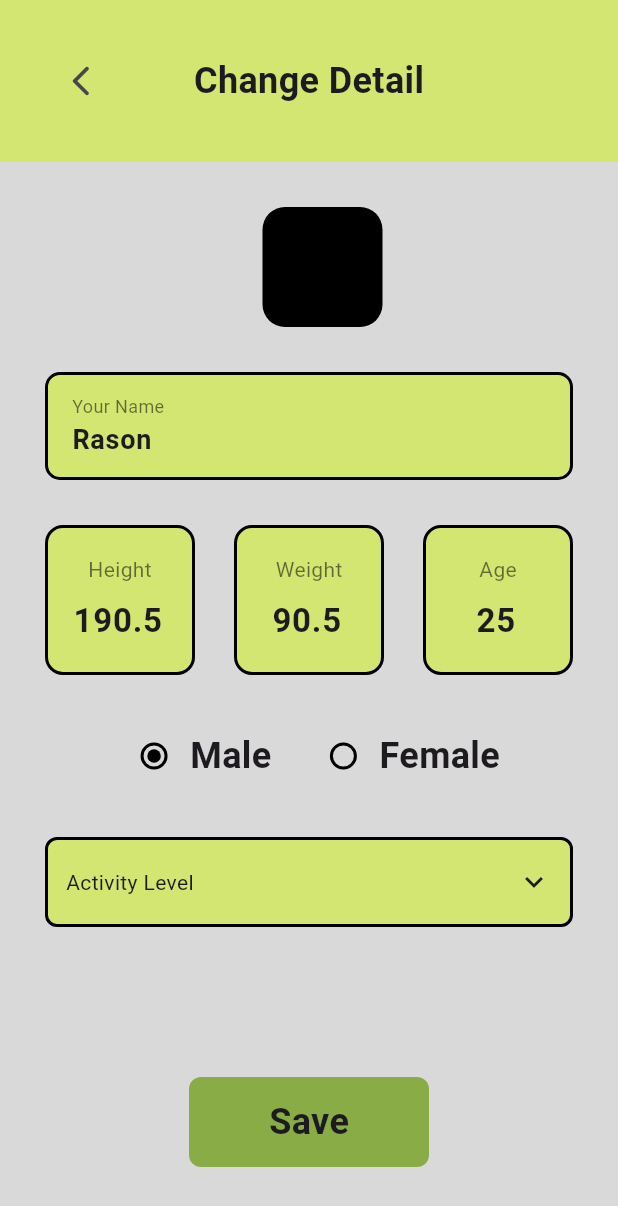
After one commit to RasonYudha4/nutrical, a Flutter app: the ChangeDetailPage screen opened directly, on a phone screen of 412 x 824 dp. The commit adds this screen. Shown: the top 1206 px of the screen. Run offline on Flutter 3.47's test engine with Material 3 defaults, Android fonts, the phone set to English and light mode, and no system bars; our stand-ins replace bloc, cloud_firestore, date_picker_timeline, equatable, firebase_auth, firebase_core and 5 more; missing offline and left inert: flow_builder, gpt_markdown; accounts and stored records are empty.

Commit message:
Adding the ui for change detail from the profile page

```diff
--- /dev/null
+++ b/lib/views/pages/profile/change_detail_page.dart
@@ -0,0 +1,139 @@
+import 'package:flutter/material.dart';
+
+import '../../widgets/profile/activity_level_dropdown.dart';
+import '../../widgets/profile/custom_textfield.dart';
+import '../../widgets/profile/gender_selector.dart';
+import '../../widgets/profile/small_custom_textfield.dart';
+
+class ChangeDetailPage extends StatefulWidget {
+  const ChangeDetailPage({super.key});
+
+  @override
+  State<ChangeDetailPage> createState() => _ChangeDetailPageState();
+}
+
+class _ChangeDetailPageState extends State<ChangeDetailPage> {
+  final TextEditingController _nameController = TextEditingController(
+    text: "Rason",
+  );
+  final TextEditingController _heightController = TextEditingController(
+    text: '190.5',
+  );
+  final TextEditingController _weightController = TextEditingController(
+    text: '90.5',
+  );
+  final TextEditingController _ageController = TextEditingController(
+    text: '25',
+  );
+  Gender? selectedGender = Gender.male;
+
+  @override
+  Widget build(BuildContext context) {
+    return Scaffold(
+      backgroundColor: const Color(0xFFD9D9D9),
+      body: Column(
+        children: [
+          Container(
+            color: const Color(0xffD3E671),
+            padding: const EdgeInsets.all(30),
+            child: Row(
+              children: [
+                IconButton(
+                  icon: const Icon(Icons.arrow_back_ios_new_rounded),
+                  onPressed: () {
+                    Navigator.pop(context);
+                  },
+                ),
+                const Expanded(
+                  child: Center(
+                    child: Text(
+                      "Change Detail",
+                      style: TextStyle(
+                        fontSize: 24,
+                        fontWeight: FontWeight.bold,
+                      ),
+                    ),
+                  ),
+                ),
+                const SizedBox(width: 48),
+              ],
+            ),
+          ),
+          Padding(
+            padding: const EdgeInsets.all(30),
+            child: Column(
+              children: [
+                Container(
+                  margin: const EdgeInsets.only(left: 18),
+                  width: 80,
+                  height: 80,
+                  decoration: BoxDecoration(
+                    color: Colors.black,
+                    borderRadius: BorderRadius.circular(15),
+                  ),
+                ),
+                const SizedBox(height: 30),
+                CustomTextField(
+                  controller: _nameController,
+                  label: 'Your Name',
+                ),
+                SizedBox(height: 30),
+                Center(
+                  child: Row(
+                    mainAxisAlignment: MainAxisAlignment.spaceBetween,
+                    children: [
+                      SmallCustomTextfield(
+                        label: 'Height',
+                        controller: _heightController,
+                      ),
+                      SmallCustomTextfield(
+                        label: 'Weight',
+                        controller: _weightController,
+                      ),
+                      SmallCustomTextfield(
+                        label: 'Age',
+                        controller: _ageController,
+                      ),
+                    ],
+                  ),
+                ),
+                SizedBox(height: 30),
+                GenderSelector(
+                  selectedGender: selectedGender,
+                  onChanged: (gender) {
+                    setState(() {
+                      selectedGender = gender;
+                    });
+                  },
+                ),
+                SizedBox(height: 30),
+                ActivityLevelDropdown(),
+                SizedBox(height: 100),
+                GestureDetector(
+                  child: Container(
+                    height: 60,
+                    width: 160,
+                    decoration: BoxDecoration(
+                      color: Color(0xFF89AC46),
+                      borderRadius: BorderRadius.circular(8),
+                    ),
+                    child: Center(
+                      child: Text(
+                        "Save",
+                        style: TextStyle(
+                          fontWeight: FontWeight.bold,
+                          fontSize: 24,
+                        ),
+                      ),
+                    ),
+                  ),
+                  onTap: () {},
+                ),
+              ],
+            ),
+          ),
+        ],
+      ),
+    );
+  }
+}
--- a/lib/views/pages/profile/profile_page.dart
+++ b/lib/views/pages/profile/profile_page.dart
@@ -1,5 +1,6 @@
 import 'package:flutter/material.dart';
 import 'package:flutter_bloc/flutter_bloc.dart';
+import 'package:nutrical/views/pages/profile/change_detail_page.dart';
 
 import '../../../blocs/auth/auth_bloc.dart';
 import '../../../data/models/user.dart';
@@ -13,7 +14,6 @@ class ProfilePage extends StatelessWidget {
   @override
   Widget build(BuildContext context) {
     final user = context.read<User>();
-    print(user.name);
     return Scaffold(
       body: Stack(
         children: [
@@ -125,7 +125,19 @@ class ProfilePage extends StatelessWidget {
                             ],
                           ),
                           const SizedBox(height: 40),
-                          _buildMenuItem('Change Password', onTap: () {}),
+                          _buildMenuItem(
+                            'Change Details',
+                            onTap: () {
+                              Navigator.push(
+                                context,
+                                MaterialPageRoute(
+                                  builder: (BuildContext context) {
+                                    return ChangeDetailPage();
+                                  },
+                                ),
+                              );
+                            },
+                          ),
                           _buildMenuItem(
                             'FAQ',
                             onTap: () {
--- /dev/null
+++ b/lib/views/widgets/profile/activity_level_dropdown.dart
@@ -0,0 +1,114 @@
+import 'package:flutter/material.dart';
+
+class ActivityLevelDropdown extends StatefulWidget {
+  const ActivityLevelDropdown({super.key});
+
+  @override
+  ActivityLevelDropdownState createState() => ActivityLevelDropdownState();
+}
+
+class ActivityLevelDropdownState extends State<ActivityLevelDropdown> {
+  final Map<int, String> activityLevels = {
+    0: 'Sedentary (little to no exercise)',
+    1: 'Lightly Active (1–3 days/week)',
+    2: 'Moderately Active (3–5 days/week)',
+    3: 'Very Active (6–7 days/week)',
+  };
+
+  int? _selectedLevel;
+  final LayerLink _layerLink = LayerLink();
+  OverlayEntry? _overlayEntry;
+
+  void _toggleDropdown() {
+    if (_overlayEntry == null) {
+      _showOverlay();
+    } else {
+      _removeOverlay();
+    }
+  }
+
+  void _showOverlay() {
+    final overlay = Overlay.of(context);
+    final renderBox = context.findRenderObject() as RenderBox;
+    final size = renderBox.size;
+
+    _overlayEntry = OverlayEntry(
+      builder:
+          (context) => Positioned(
+            width: size.width,
+            child: CompositedTransformFollower(
+              link: _layerLink,
+              showWhenUnlinked: false,
+              offset: Offset(0, size.height + 4),
+              child: Material(
+                elevation: 4,
+                borderRadius: BorderRadius.circular(8),
+                child: Container(
+                  decoration: BoxDecoration(
+                    color: Color(0xFFD3E671),
+                    borderRadius: BorderRadius.circular(8),
+                  ),
+                  child: Column(
+                    mainAxisSize: MainAxisSize.min,
+                    children:
+                        activityLevels.entries.map((entry) {
+                          return ListTile(
+                            title: Text(entry.value),
+                            onTap: () {
+                              setState(() {
+                                _selectedLevel = entry.key;
+                              });
+                              _removeOverlay();
+                            },
+                          );
+                        }).toList(),
+                  ),
+                ),
+              ),
+            ),
+          ),
+    );
+
+    overlay.insert(_overlayEntry!);
+  }
+
+  void _removeOverlay() {
+    _overlayEntry?.remove();
+    _overlayEntry = null;
+  }
+
+  @override
+  void dispose() {
+    _removeOverlay();
+    super.dispose();
+  }
+
+  @override
+  Widget build(BuildContext context) {
+    return CompositedTransformTarget(
+      link: _layerLink,
+      child: GestureDetector(
+        onTap: _toggleDropdown,
+        child: Container(
+          padding: EdgeInsets.symmetric(horizontal: 12, vertical: 16),
+          decoration: BoxDecoration(
+            color: Color(0xFFD3E671),
+            borderRadius: BorderRadius.circular(8),
+            border: Border.all(color: Colors.black, width: 2),
+          ),
+          child: Row(
+            mainAxisAlignment: MainAxisAlignment.spaceBetween,
+            children: [
+              Text(
+                _selectedLevel != null
+                    ? activityLevels[_selectedLevel!]!
+                    : 'Activity Level',
+              ),
+              Icon(Icons.keyboard_arrow_down),
+            ],
+          ),
+        ),
+      ),
+    );
+  }
+}
--- /dev/null
+++ b/lib/views/widgets/profile/custom_textfield.dart
@@ -0,0 +1,42 @@
+import 'package:flutter/material.dart';
+
+class CustomTextField extends StatelessWidget {
+  final TextEditingController controller;
+  final String label;
+
+  const CustomTextField({
+    super.key,
+    required this.controller,
+    required this.label,
+  });
+
+  @override
+  Widget build(BuildContext context) {
+    return Container(
+      padding: const EdgeInsets.symmetric(horizontal: 16, vertical: 12),
+      decoration: BoxDecoration(
+        color: const Color(0xffD3E671),
+        borderRadius: BorderRadius.circular(10),
+        border: Border.all(color: Colors.black, width: 2),
+      ),
+      child: Column(
+        crossAxisAlignment: CrossAxisAlignment.start,
+        children: [
+          Text(
+            label,
+            style: const TextStyle(fontSize: 12, color: Colors.black54),
+          ),
+          TextField(
+            controller: controller,
+            style: const TextStyle(fontSize: 18, fontWeight: FontWeight.bold),
+            decoration: const InputDecoration(
+              isDense: true,
+              contentPadding: EdgeInsets.zero,
+              border: InputBorder.none,
+            ),
+          ),
+        ],
+      ),
+    );
+  }
+}
--- /dev/null
+++ b/lib/views/widgets/profile/gender_selector.dart
@@ -0,0 +1,55 @@
+import 'package:flutter/material.dart';
+
+enum Gender { male, female }
+
+class GenderSelector extends StatefulWidget {
+  final Gender? selectedGender;
+  final ValueChanged<Gender?>? onChanged;
+
+  const GenderSelector({super.key, this.selectedGender, this.onChanged});
+
+  @override
+  State<GenderSelector> createState() => _GenderSelectorState();
+}
+
+class _GenderSelectorState extends State<GenderSelector> {
+  Gender? _gender;
+
+  @override
+  void initState() {
+    super.initState();
+    _gender = widget.selectedGender ?? Gender.male;
+  }
+
+  @override
+  Widget build(BuildContext context) {
+    return Row(
+      mainAxisAlignment: MainAxisAlignment.center,
+      children: [
+        _buildRadio(Gender.male, 'Male'),
+        const SizedBox(width: 24),
+        _buildRadio(Gender.female, 'Female'),
+      ],
+    );
+  }
+
+  Widget _buildRadio(Gender gender, String label) {
+    return Row(
+      children: [
+        Radio<Gender>(
+          value: gender,
+          groupValue: _gender,
+          onChanged: (value) {
+            setState(() => _gender = value);
+            widget.onChanged?.call(value);
+          },
+          fillColor: WidgetStateProperty.all(Colors.black),
+        ),
+        Text(
+          label,
+          style: TextStyle(fontSize: 24, fontWeight: FontWeight.w600),
+        ),
+      ],
+    );
+  }
+}
--- /dev/null
+++ b/lib/views/widgets/profile/small_custom_textfield.dart
@@ -0,0 +1,47 @@
+import 'package:flutter/material.dart';
+
+class SmallCustomTextfield extends StatelessWidget {
+  final String label;
+  final TextEditingController controller;
+
+  const SmallCustomTextfield({
+    super.key,
+    required this.label,
+    required this.controller,
+  });
+
+  @override
+  Widget build(BuildContext context) {
+    return Container(
+      width: 100,
+      height: 100,
+      padding: const EdgeInsets.all(12),
+      decoration: BoxDecoration(
+        color: const Color(0xffD3E671),
+        borderRadius: BorderRadius.circular(12),
+        border: Border.all(color: Colors.black, width: 2),
+      ),
+      child: Column(
+        mainAxisAlignment: MainAxisAlignment.center,
+        children: [
+          Text(
+            label,
+            style: const TextStyle(fontSize: 14, color: Colors.black54),
+          ),
+          const SizedBox(height: 8),
+          TextField(
+            controller: controller,
+            keyboardType: TextInputType.number,
+            textAlign: TextAlign.center,
+            style: const TextStyle(fontSize: 22, fontWeight: FontWeight.bold),
+            decoration: const InputDecoration(
+              isDense: true,
+              contentPadding: EdgeInsets.zero,
+              border: InputBorder.none,
+            ),
+          ),
+        ],
+      ),
+    );
+  }
+}
```
Also changed, not shown: 1 other file.
